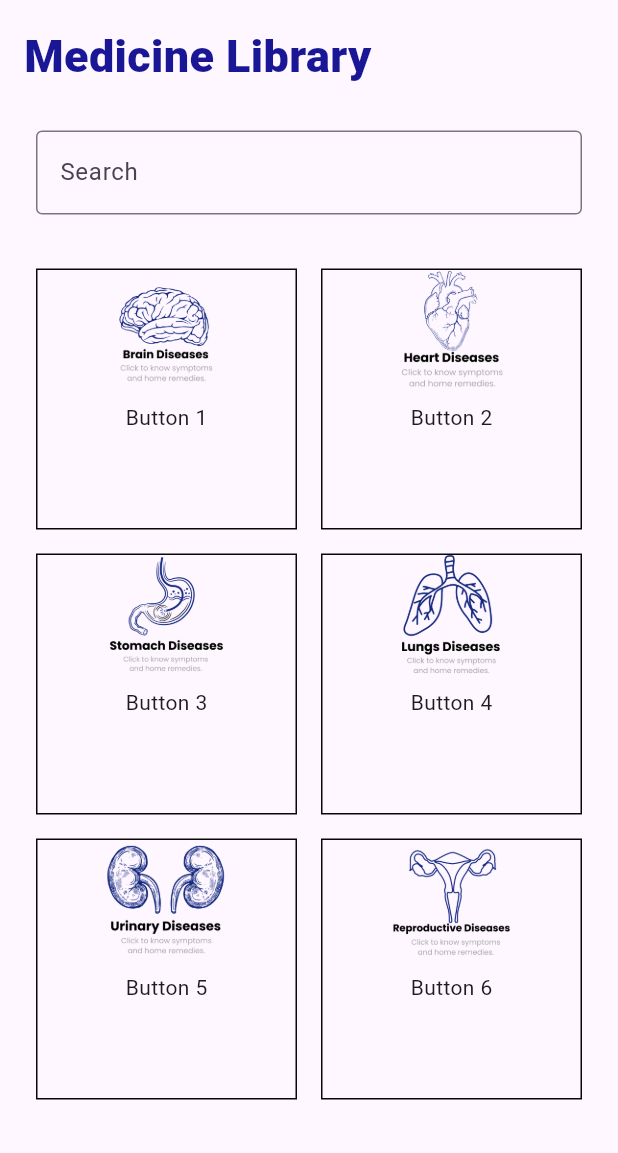
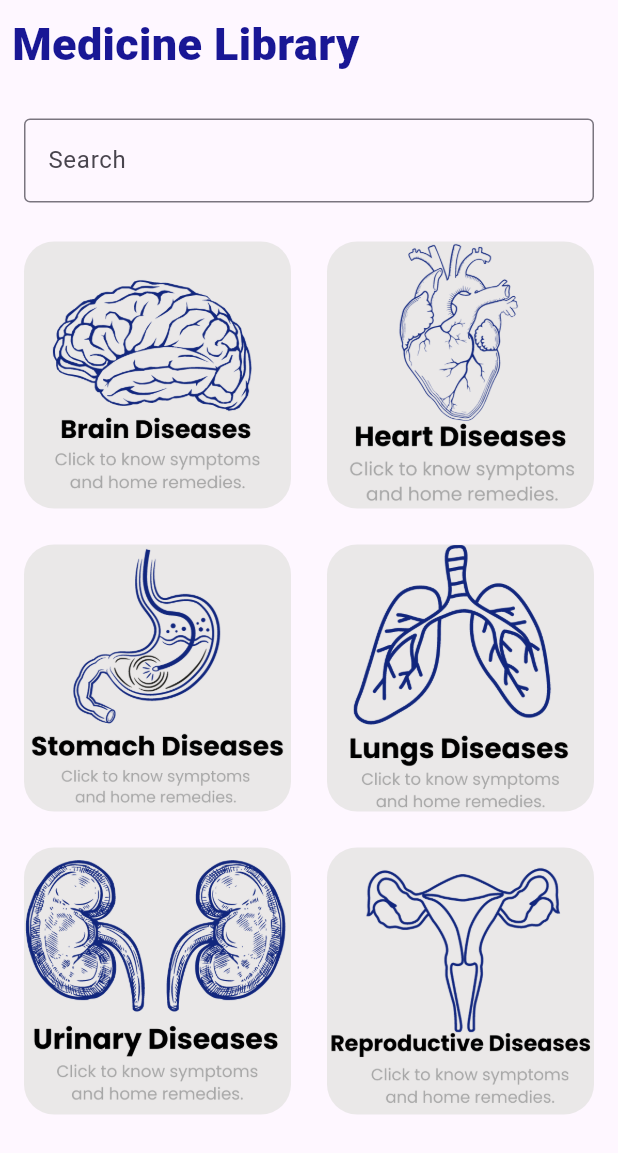
Before and after one commit to Wilmer27-ai/cc206-med_sync, a Flutter app: the screen it shows after launch, on a phone screen of 412 x 824 dp. Shown: the top 1153 px of the screen. Run offline on Flutter 3.47's test engine with Material 2 defaults, Android fonts, the phone set to English and light mode, and no system bars; Roboto replaces fonts that are missing (Poppins).

Commit message:
update the size of the image inside the button

```diff
--- a/lib/features/medicine_library.dart
+++ b/lib/features/medicine_library.dart
@@ -1,28 +1,28 @@
 import 'package:flutter/material.dart';
 
-class MedicineLibrary extends StatelessWidget{
-  const MedicineLibrary({super.key});
+class MedicineLibrary extends StatelessWidget {
+  const MedicineLibrary({Key? key}) : super(key: key);
 
   @override
   Widget build(BuildContext context) {
-    return  Scaffold(
+    return Scaffold(
       body: SingleChildScrollView(
-        padding: const EdgeInsets.all(8.0),
-        child: Padding(
         padding: const EdgeInsets.all(8.0),
         child: Column(
           crossAxisAlignment: CrossAxisAlignment.start,
-            children:[
-           const Text('Medicine Library',
+          children: [
+            const Text(
+              'Medicine Library',
               style: TextStyle(
                 fontFamily: 'Poppins',
                 fontWeight: FontWeight.w800,
                 fontSize: 30,
-            color: Color.fromARGB(255, 25, 23, 149)),
+                color: Color.fromARGB(255, 25, 23, 149),
+              ),
             ),
             const SizedBox(height: 20),
             const Padding(
-            padding:  EdgeInsets.all(8.0),
+              padding: EdgeInsets.all(8.0),
               child: TextField(
                 decoration: InputDecoration(
                   hintText: 'Search',
@@ -30,44 +30,43 @@ class MedicineLibrary extends StatelessWidget{
                 ),
               ),
             ),
-            const SizedBox(height: 20),
+            const SizedBox(height: 10),
             GridView.count(
               shrinkWrap: true,
               crossAxisCount: 2,
+              mainAxisSpacing: 8.0,
+              crossAxisSpacing: 8.0,
               children: [
-                _buildGridButton('Button 1', 'lib/features/assets/1.png'),
-                _buildGridButton('Button 2', 'lib/features/assets/2.png'),
-                _buildGridButton('Button 3', 'lib/features/assets/3.png'),
-                _buildGridButton('Button 4', 'lib/features/assets/4.png'),
-                _buildGridButton('Button 5', 'lib/features/assets/5.png'),
-                _buildGridButton('Button 6', 'lib/features/assets/6.png'),
+                _buildGridButton('lib/features/assets/1.png'),
+                _buildGridButton('lib/features/assets/2.png'),
+                _buildGridButton('lib/features/assets/3.png'),
+                _buildGridButton('lib/features/assets/4.png'),
+                _buildGridButton('lib/features/assets/5.png'),
+                _buildGridButton('lib/features/assets/6.png'),
               ],
-            )
-          ]
             ),
+          ],
         ),
       ),
     );
   }
 }
 
-Widget _buildGridButton(String label, String imagePath){
+Widget _buildGridButton( String imagePath){
 return Container(
   margin: const EdgeInsets.all(8.0),
   decoration: BoxDecoration(
-    border: Border.all(color: const Color.fromARGB(255, 8, 8, 8)),
+    borderRadius: BorderRadius.circular(20.0),
+    color: const Color.fromARGB(230, 232, 230, 230)
   ),
-  child: Column(
-    children: [
-      Image.asset(
+  child: ClipRRect(
+    borderRadius:  BorderRadius.circular(20.0),
+    child: Image.asset(
         imagePath,
-        height: 80,
-        width: 80,
+        height: 60,
+        width: 60,
         fit: BoxFit.cover,
         ),
-        const SizedBox(height: 8),
-        Text(label),
-    ],
   ),
 );
 }
```
Lines whose indentation alone changed are shown as unchanged.
